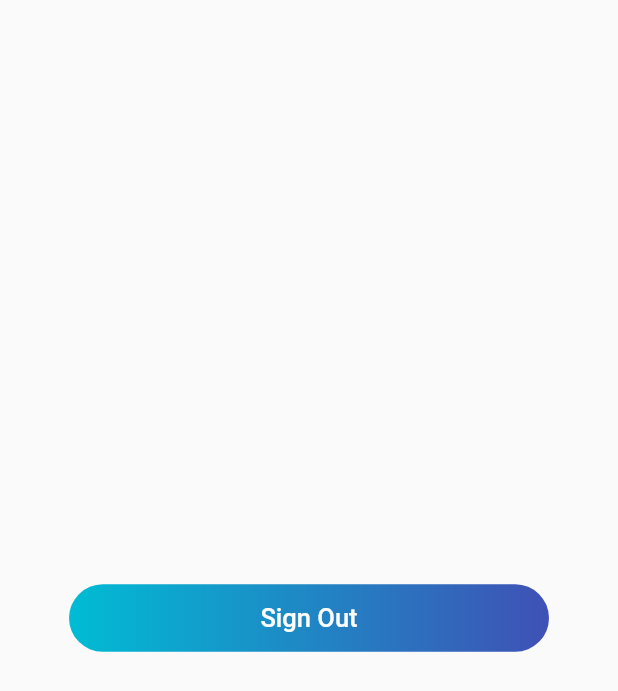
After one commit to HarshilSorathiya/Flutter-Firebase-Authentication, a Flutter app: the UserScreen screen opened by its route, on a phone screen of 412 x 824 dp. The commit adds this screen. Shown: the top 691 px of the screen. Run offline on Flutter 3.47's test engine with Material 2 defaults, Android fonts, the phone set to English and light mode, and no system bars; our stand-ins replace firebase_auth, firebase_core, google_sign_in; accounts and stored records are empty; network calls fail.

```diff
--- a/lib/Screens/singnup_screen.dart
+++ b/lib/Screens/singnup_screen.dart
@@ -41,7 +41,7 @@ class _SingUpScreenState extends State<SingUpScreen> {
 
   @override
   void dispose() {
-    // TODO: implement dispose
+    super.dispose();
     emailController.dispose();
     passwordController.dispose();
   }
--- /dev/null
+++ b/lib/Screens/user_screen.dart
@@ -0,0 +1,25 @@
+import 'package:firebase_auth/firebase_auth.dart';
+import 'package:flutter/material.dart';
+import 'package:flutter/src/widgets/framework.dart';
+import 'package:flutter/src/widgets/placeholder.dart';
+import 'package:flutter_firebase_auth/Services/firebase_auth_methodes.dart';
+import 'package:flutter_firebase_auth/Widgets/custom_button.dart';
+import 'package:google_sign_in/google_sign_in.dart';
+
+class UserScreen extends StatelessWidget {
+  UserScreen({super.key});
+
+  GoogleSignIn googleUser = GoogleSignIn();
+  @override
+  Widget build(BuildContext context) {
+    return Scaffold(
+      body: Center(
+        child: CustomButton(
+            onPressed: () async {
+              FirebaseAuthMethods(FirebaseAuth.instance).signOut(context);
+            },
+            text: "Sign Out"),
+      ),
+    );
+  }
+}
--- a/lib/main.dart
+++ b/lib/main.dart
@@ -1,5 +1,6 @@
 import 'package:firebase_core/firebase_core.dart';
 import 'package:flutter/material.dart';
+import 'package:flutter_firebase_auth/Screens/user_screen.dart';
 import 'package:flutter_firebase_auth/Screens/singnup_screen.dart';
 import 'package:flutter_firebase_auth/firebase_options.dart';
 
@@ -23,6 +24,7 @@ class MyApp extends StatelessWidget {
     return MaterialApp(
       theme: ThemeData(),
       routes: {
+        '/0': (context) => UserScreen(),
         "/1": (context) => SingUpScreen(),
         "/2": (context) => LoginScreen(),
         "/3": (context) => PhoneScreen()
```
Also changed, not shown: lib/Screens/home_screen.dart (+10 -2 lines), lib/Services/firebase_auth_methodes.dart (+39 -0 lines).
